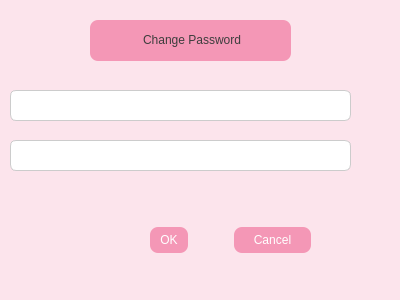
sangya23/Periodcare, file changepwd.ui: the form before one commit.
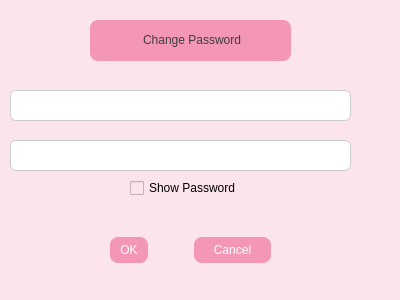
The form after the commit.

Diff of the .ui file:
```diff
--- a/changepwd.ui
+++ b/changepwd.ui
@@ -64,8 +64,8 @@
   <widget class="QWidget" name="horizontalLayoutWidget">
    <property name="geometry">
     <rect>
-     <x>150</x>
-     <y>200</y>
+     <x>110</x>
+     <y>210</y>
      <width>161</width>
      <height>80</height>
     </rect>
@@ -147,6 +147,22 @@
     <string>&lt;html&gt;&lt;head/&gt;&lt;body&gt;&lt;p align=&quot;center&quot;&gt;Change Password&lt;/p&gt;&lt;/body&gt;&lt;/html&gt;</string>
    </property>
   </widget>
+  <widget class="QCheckBox" name="showPasswordCheckBox">
+   <property name="geometry">
+    <rect>
+     <x>130</x>
+     <y>180</y>
+     <width>121</width>
+     <height>16</height>
+    </rect>
+   </property>
+   <property name="styleSheet">
+    <string notr="true">background-color: #fce4ec;</string>
+   </property>
+   <property name="text">
+    <string>Show Password</string>
+   </property>
+  </widget>
  </widget>
  <resources/>
  <connections/>
```
